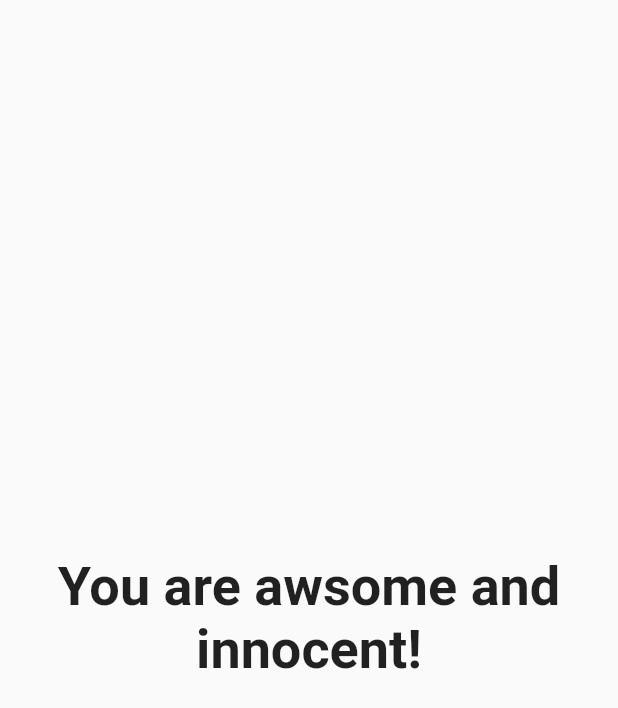
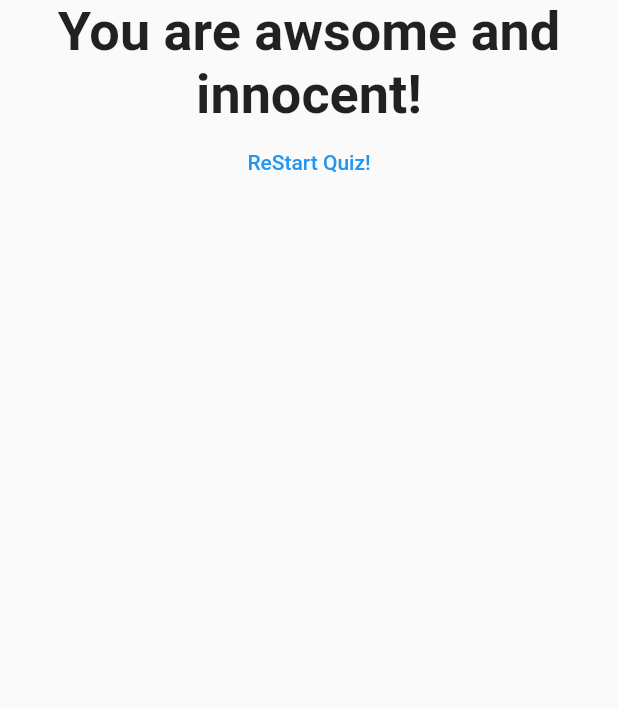
Before and after one commit to sahil1sk/flutter, a Flutter app: the Result widget shown alone on an empty page, opened directly with empty values, on a phone screen of 412 x 824 dp. Shown: the top 708 px of the screen. Run offline on Flutter 3.47's test engine with Material 2 defaults, Android fonts, the light colour scheme and no system bars.

Commit message:
Resetting Quiz

```diff
--- a/lib/result.dart
+++ b/lib/result.dart
@@ -2,8 +2,9 @@ import 'package:flutter/material.dart';
 
 class Result extends StatelessWidget {
   final int resultScore;
+  final Function resetHandler;
 
-  Result(this.resultScore);
+  Result(this.resultScore, this.resetHandler);
 
   // get is the Getter it is the mixture of property and method
   String get resultPhrase {
@@ -24,7 +25,9 @@ class Result extends StatelessWidget {
   @override
   Widget build(BuildContext context) {
     return Center(
-      child: Text(
+      child: Column(
+        children: [
+          Text(
             resultPhrase,
             style: TextStyle(
               fontSize: 36,
@@ -32,6 +35,13 @@ class Result extends StatelessWidget {
             ),
             textAlign: TextAlign.center,
           ),
+          FlatButton(
+            onPressed: resetHandler,
+            child: Text('ReStart Quiz!'),
+            textColor: Colors.blue,
+          ),
+        ],
+      ),
     );
   }
 }
```
Also changed, not shown: lib/main.dart (+8 -1 lines). Lines whose indentation alone changed are shown as unchanged.
